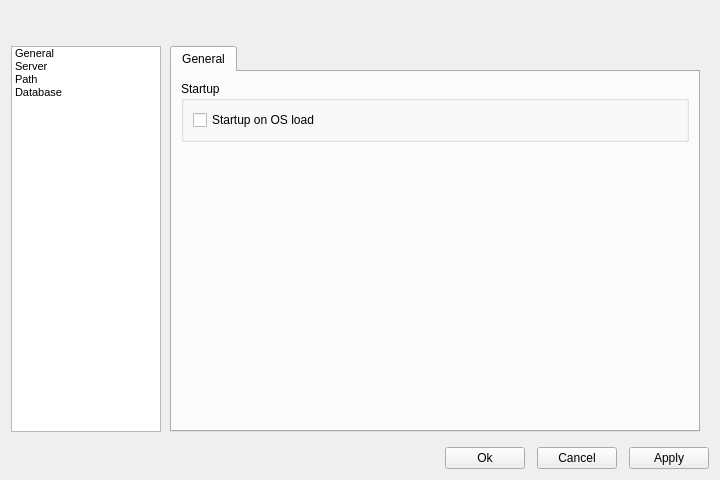
First picture: the form in Server-Win64/settingswidget.ui, repository aldonin/SIEM, before the edit.
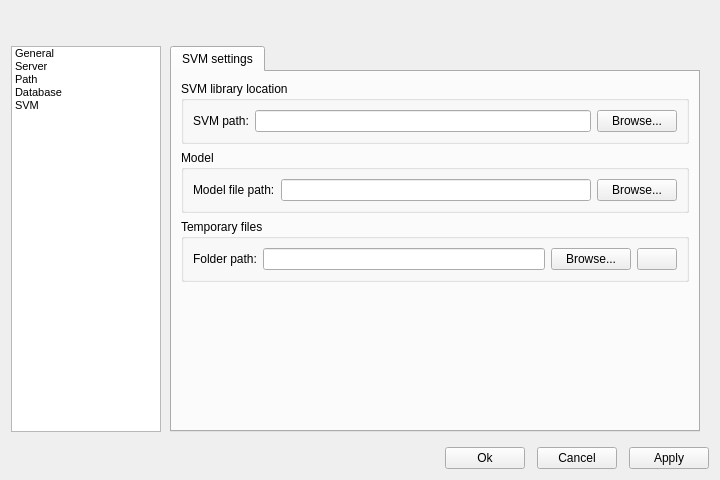
Second picture: the form after the edit. Icons and pictures are not drawn.

Commit message: Add SVM settings

What changed in the file:
```diff
--- a/Server-Win64/settingswidget.ui
+++ b/Server-Win64/settingswidget.ui
@@ -175,6 +175,15 @@
             <normaloff>:/Database.png</normaloff>:/Database.png</iconset>
           </property>
          </item>
+         <item>
+          <property name="text">
+           <string>SVM</string>
+          </property>
+          <property name="icon">
+           <iconset resource="icons/icons.qrc">
+            <normaloff>:/SVM.png</normaloff>:/SVM.png</iconset>
+          </property>
+         </item>
         </widget>
        </item>
        <item>
@@ -204,7 +213,7 @@
         </sizepolicy>
        </property>
        <property name="currentIndex">
-        <number>0</number>
+        <number>4</number>
        </property>
        <widget class="QWidget" name="page">
         <layout class="QVBoxLayout" name="verticalLayout">
@@ -605,6 +614,138 @@
          </item>
         </layout>
        </widget>
+       <widget class="QWidget" name="page_3">
+        <layout class="QVBoxLayout" name="verticalLayout_17">
+         <item>
+          <widget class="QTabWidget" name="tabWidget_3">
+           <property name="currentIndex">
+            <number>0</number>
+           </property>
+           <widget class="QWidget" name="tab_3">
+            <attribute name="title">
+             <string>SVM settings</string>
+            </attribute>
+            <layout class="QVBoxLayout" name="verticalLayout_16">
+             <item>
+              <widget class="QGroupBox" name="groupBox_6">
+               <property name="title">
+                <string>SVM library location</string>
+               </property>
+               <layout class="QVBoxLayout" name="verticalLayout_8">
+                <item>
+                 <layout class="QHBoxLayout" name="horizontalLayout_11">
+                  <item>
+                   <widget class="QLabel" name="label_6">
+                    <property name="text">
+                     <string>SVM path:</string>
+                    </property>
+                   </widget>
+                  </item>
+                  <item>
+                   <widget class="QLineEdit" name="SVMEdit"/>
+                  </item>
+                  <item>
+                   <widget class="QPushButton" name="SVMFolderBtn">
+                    <property name="text">
+                     <string>Browse...</string>
+                    </property>
+                   </widget>
+                  </item>
+                 </layout>
+                </item>
+               </layout>
+              </widget>
+             </item>
+             <item>
+              <widget class="QGroupBox" name="groupBox_7">
+               <property name="title">
+                <string>Model</string>
+               </property>
+               <layout class="QVBoxLayout" name="verticalLayout_13">
+                <item>
+                 <layout class="QHBoxLayout" name="horizontalLayout_13">
+                  <item>
+                   <widget class="QLabel" name="label_8">
+                    <property name="text">
+                     <string>Model file path:</string>
+                    </property>
+                   </widget>
+                  </item>
+                  <item>
+                   <widget class="QLineEdit" name="ModelFileEdit"/>
+                  </item>
+                  <item>
+                   <widget class="QPushButton" name="ModelFileBtn">
+                    <property name="text">
+                     <string>Browse...</string>
+                    </property>
+                   </widget>
+                  </item>
+                 </layout>
+                </item>
+               </layout>
+              </widget>
+             </item>
+             <item>
+              <widget class="QGroupBox" name="groupBox_8">
+               <property name="title">
+                <string>Temporary files</string>
+               </property>
+               <layout class="QVBoxLayout" name="verticalLayout_14">
+                <item>
+                 <layout class="QHBoxLayout" name="horizontalLayout_14">
+                  <item>
+                   <widget class="QLabel" name="label_9">
+                    <property name="text">
+                     <string>Folder path:</string>
+                    </property>
+                   </widget>
+                  </item>
+                  <item>
+                   <widget class="QLineEdit" name="tempSVMEdit"/>
+                  </item>
+                  <item>
+                   <widget class="QPushButton" name="tempSVMBtn">
+                    <property name="text">
+                     <string>Browse...</string>
+                    </property>
+                   </widget>
+                  </item>
+                  <item>
+                   <widget class="QPushButton" name="resetTempSVMBtn">
+                    <property name="text">
+                     <string/>
+                    </property>
+                    <property name="icon">
+                     <iconset resource="icons/icons.qrc">
+                      <normaloff>:/refresh.png</normaloff>:/refresh.png</iconset>
+                    </property>
+                   </widget>
+                  </item>
+                 </layout>
+                </item>
+               </layout>
+              </widget>
+             </item>
+             <item>
+              <spacer name="verticalSpacer_5">
+               <property name="orientation">
+                <enum>Qt::Vertical</enum>
+               </property>
+               <property name="sizeHint" stdset="0">
+                <size>
+                 <width>20</width>
+                 <height>141</height>
+                </size>
+               </property>
+              </spacer>
+             </item>
+            </layout>
+           </widget>
+          </widget>
+         </item>
+        </layout>
+       </widget>
       </widget>
      </item>
     </layout>
```
Left out of the diff: 4 changed lines with no effect on the pictures. The commit also changes 7 other files.
